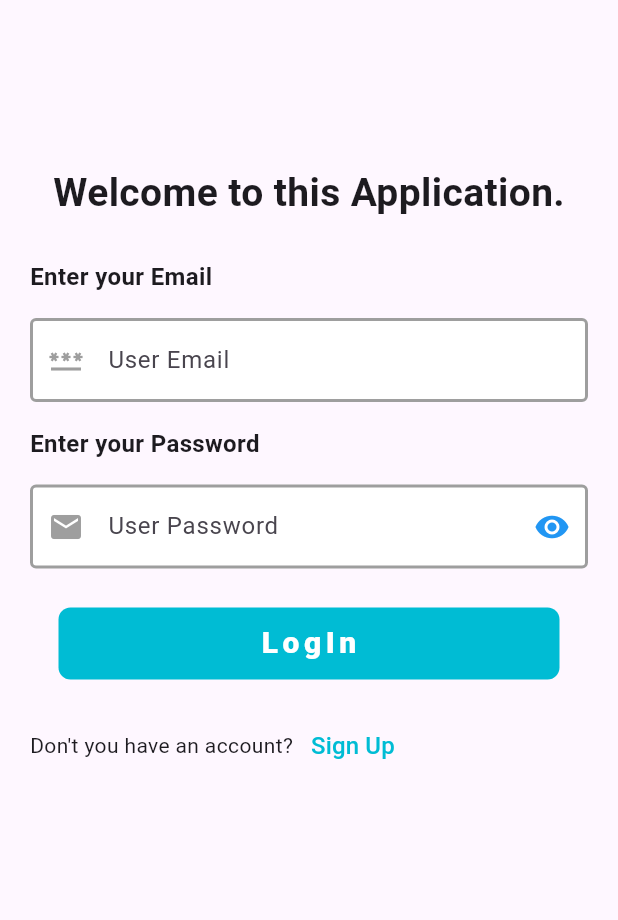
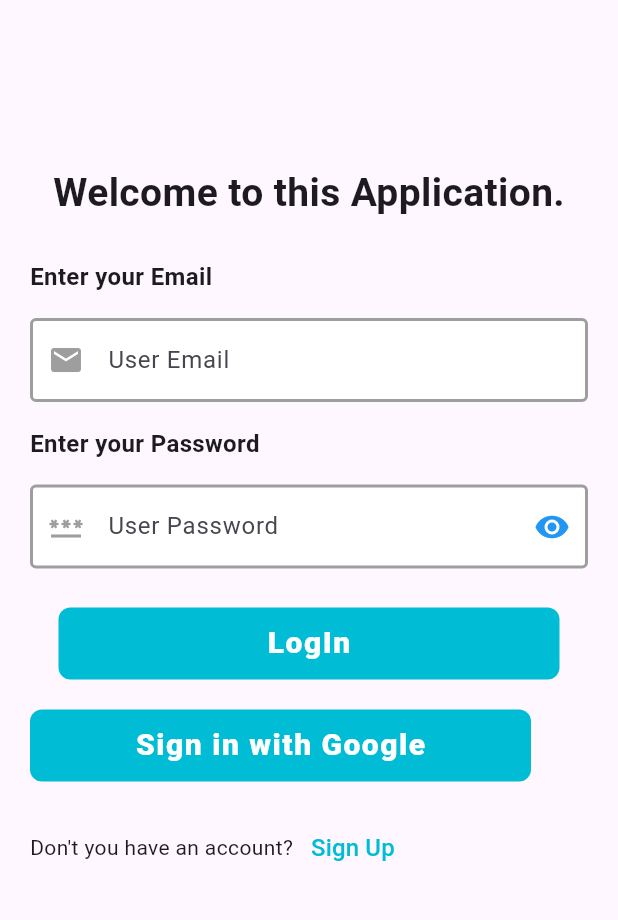
Before and after one commit to mrswapon/Authentication_with_Firebase, a Flutter app: the screen it shows after launch, on a phone screen of 412 x 824 dp, the part 84-1004 px from its top. Run offline on Flutter 3.47's test engine with Material 3 defaults, Android fonts, the phone set to English and light mode, and no system bars; our stand-ins replace firebase_auth, firebase_core, fluttertoast, font_awesome_flutter, get, google_sign_in; accounts and stored records are empty.

Commit message:
Athuenticatione some issue Fix

```diff
--- a/lib/views/screens/log_in_screen.dart
+++ b/lib/views/screens/log_in_screen.dart
@@ -2,6 +2,7 @@ import 'package:authentication_with_firebase/views/screens/sign_up_screen.dart';
 import 'package:authentication_with_firebase/views/widgets/custom_text_field.dart';
 import 'package:firebase_auth/firebase_auth.dart';
 import 'package:flutter/material.dart';
+import 'package:font_awesome_flutter/font_awesome_flutter.dart';
 import 'package:get/get.dart';
 import 'package:google_sign_in/google_sign_in.dart';
 import '../../global_toast/toast.dart';
@@ -72,7 +73,7 @@ class _LogInScreenState extends State<LogInScreen> {
                     },
                     title: 'User Email',
                     isPasswordField: false,
-                    prifixicon: const Icon(Icons.password)),
+                    prifixicon: const Icon(Icons.email)),
                 const SizedBox(height: 16),
                 const Text(
                   'Enter your Password',
@@ -88,7 +89,7 @@ class _LogInScreenState extends State<LogInScreen> {
                     },
                     title: 'User Password',
                     isPasswordField: true,
-                    prifixicon: const Icon(Icons.email),
+                    prifixicon: const Icon(Icons.password),
                     sufixicons: const Icon(Icons.remove_red_eye)),
                 const SizedBox(height: 26),
                 Center(
@@ -104,6 +105,13 @@ class _LogInScreenState extends State<LogInScreen> {
                             }
                           },
                         ),
+                ),
+                const SizedBox(height: 20),
+                CustomButton(
+                  title: 'Sign in with Google',
+                  onpress: () {
+                    _signInWithGoogle();
+                  },
                 ),
                 const SizedBox(height: 20),
                 Row(
@@ -156,7 +164,6 @@ class _LogInScreenState extends State<LogInScreen> {
     try {
       final GoogleSignInAccount? googleSignInAccount =
           await googleSignIn.signIn();
-
       if (googleSignInAccount != null) {
         final GoogleSignInAuthentication googleSignInAuthentication =
             await googleSignInAccount.authentication;
@@ -165,7 +172,6 @@ class _LogInScreenState extends State<LogInScreen> {
           idToken: googleSignInAuthentication.idToken,
           accessToken: googleSignInAuthentication.accessToken,
         );
-
         await _firebaseAuth.signInWithCredential(credential);
         Get.to(const AuthSucessScreen());
       }
--- a/lib/views/widgets/custom_button.dart
+++ b/lib/views/widgets/custom_button.dart
@@ -3,7 +3,7 @@ import 'package:flutter/material.dart';
 class CustomButton extends StatelessWidget {
   final VoidCallback onpress;
   final String title;
-  final IconButton? prefixiIcon;
+  final Icon? prefixiIcon;
   const CustomButton({
     super.key,
     required this.title,
@@ -26,7 +26,7 @@ class CustomButton extends StatelessWidget {
         child: Text(
           title,
           style: const TextStyle(
-            letterSpacing: 3,
+            letterSpacing: 1,
             color: Colors.white,
             fontWeight: FontWeight.w800,
             fontSize: 20,
```
Also changed, not shown: lib/views/screens/sign_up_screen.dart (+6 -3 lines).
